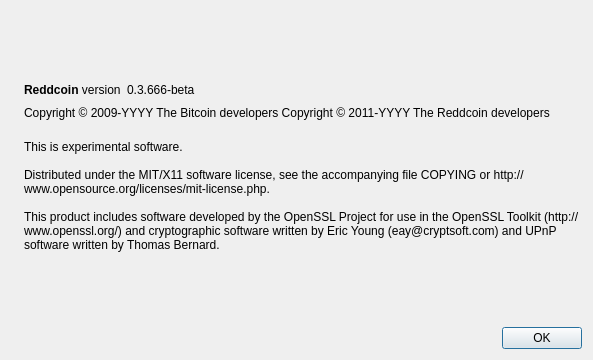
The window that src/qt/forms/aboutdialog.ui (punt-project/Punt) describes before a commit, drawn with Qt 5.
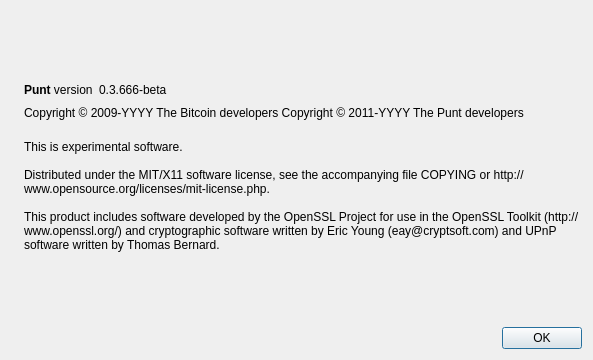
The same window after the commit. Icons and pictures are not drawn.

```diff
--- a/src/qt/forms/aboutdialog.ui
+++ b/src/qt/forms/aboutdialog.ui
@@ -50,7 +50,7 @@
           <cursorShape>IBeamCursor</cursorShape>
          </property>
          <property name="text">
-          <string>&lt;b&gt;Reddcoin&lt;/b&gt; version</string>
+          <string>&lt;b&gt;Punt&lt;/b&gt; version</string>
          </property>
          <property name="textInteractionFlags">
           <set>Qt::LinksAccessibleByMouse|Qt::TextSelectableByKeyboard|Qt::TextSelectableByMouse</set>
@@ -92,7 +92,7 @@
        </property>
        <property name="text">
         <string notr="true">Copyright &amp;copy; 2009-YYYY The Bitcoin developers
-Copyright &amp;copy; 2011-YYYY The Reddcoin developers</string>
+Copyright &amp;copy; 2011-YYYY The Punt developers</string>
        </property>
        <property name="textFormat">
         <enum>Qt::RichText</enum>
```
Left out of the diff: 2 changed lines with no effect on the pictures.
